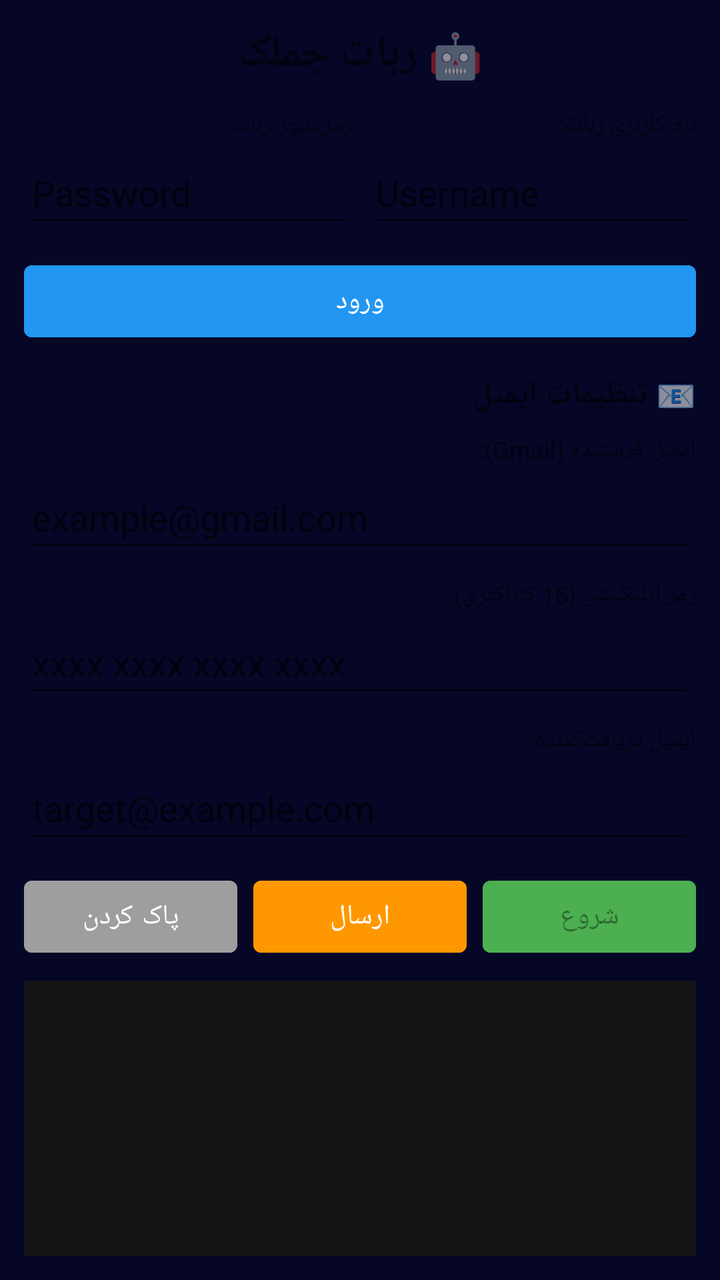
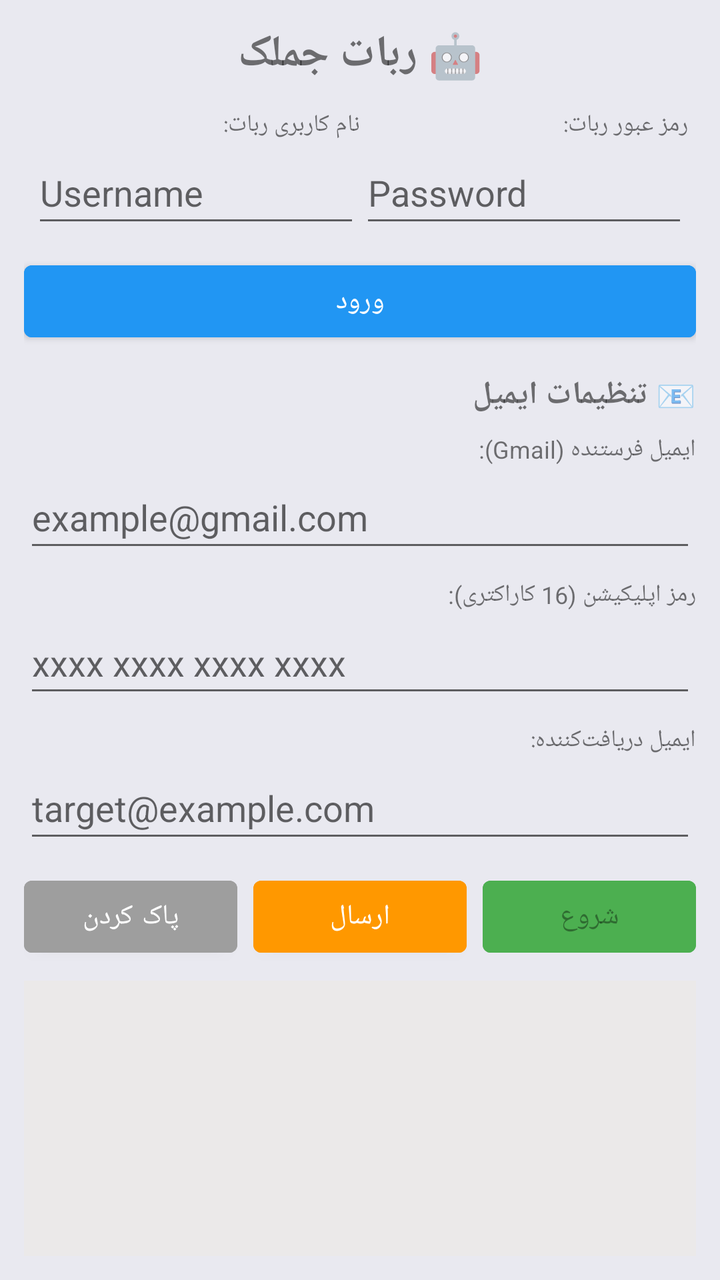

An Android layout rendered at two revisions. The XML below is the earlier revision; the diff shows what the commit changed to produce the second picture.
<!-- AndroidManifest.xml: application theme Theme.Amirza -->
<!-- res/layout/activity_bot.xml -->
<?xml version="1.0" encoding="utf-8"?>
<LinearLayout xmlns:android="http://schemas.android.com/apk/res/android"
    android:layout_width="match_parent"
    android:layout_height="match_parent"
    android:background="#060626"
    android:gravity="start"
    android:layoutDirection="rtl"
    android:orientation="vertical"
    android:padding="12dp">

    <TextView
        android:layout_width="match_parent"
        android:layout_height="wrap_content"
        android:gravity="center"
        android:paddingBottom="12dp"
        android:text="🤖 ربات جملک"
        android:textSize="22sp"
        android:textStyle="bold" />

    
    <LinearLayout
        android:layout_width="match_parent"
        android:layout_height="wrap_content"
        android:orientation="horizontal"
        android:paddingBottom="8dp">

        <LinearLayout
            android:layout_width="0dp"
            android:layout_height="wrap_content"
            android:layout_marginEnd="4dp"
            android:layout_weight="1"
            android:orientation="vertical">

            <TextView
                android:layout_width="wrap_content"
                android:layout_height="wrap_content"
                android:layout_gravity="start"
                android:text="نام کاربری ربات:"
                android:textSize="12sp" />

            <EditText
                android:id="@+id/etUsername"
                android:layout_width="match_parent"
                android:layout_height="wrap_content"
                android:hint="Username"
                android:inputType="text"
                android:minHeight="48dp" />
        </LinearLayout>

        <LinearLayout
            android:layout_width="0dp"
            android:layout_height="wrap_content"
            android:layout_marginStart="4dp"
            android:layout_weight="1"
            android:orientation="vertical">

            <TextView
                android:layout_width="wrap_content"
                android:layout_height="wrap_content"
                android:layout_gravity="start"
                android:text="رمز عبور ربات:"
                android:textSize="12sp" />

            <EditText
                android:id="@+id/etPassword"
                android:layout_width="match_parent"
                android:layout_height="wrap_content"
                android:hint="Password"
                android:inputType="textPassword"
                android:minHeight="48dp" />
        </LinearLayout>
    </LinearLayout>

    <Button
        android:id="@+id/btnLogin"
        android:layout_width="match_parent"
        android:layout_height="wrap_content"
        android:backgroundTint="#2196F3"
        android:minHeight="48dp"
        android:text="ورود" />

    
    <LinearLayout
        android:layout_width="match_parent"
        android:layout_height="wrap_content"
        android:orientation="vertical"
        android:paddingTop="12dp"
        android:paddingBottom="8dp">

        <TextView
            android:layout_width="match_parent"
            android:layout_height="wrap_content"
            android:gravity="start"
            android:paddingBottom="8dp"
            android:text="📧 تنظیمات ایمیل"
            android:textSize="16sp"
            android:textStyle="bold" />

        <TextView
            android:layout_width="wrap_content"
            android:layout_height="wrap_content"
            android:layout_gravity="start"
            android:text="ایمیل فرستنده (Gmail):"
            android:textSize="12sp" />

        <EditText
            android:id="@+id/etEmailUser"
            android:layout_width="match_parent"
            android:layout_height="wrap_content"
            android:hint="example@gmail.com"
            android:inputType="textEmailAddress"
            android:minHeight="48dp" />

        <TextView
            android:layout_width="wrap_content"
            android:layout_height="wrap_content"
            android:layout_gravity="start"
            android:layout_marginTop="8dp"
            android:text="رمز اپلیکیشن (16 کاراکتری):"
            android:textSize="12sp" />

        <EditText
            android:id="@+id/etEmailPass"
            android:layout_width="match_parent"
            android:layout_height="wrap_content"
            android:hint="xxxx xxxx xxxx xxxx"
            android:inputType="textPassword"
            android:minHeight="48dp" />

        <TextView
            android:layout_width="wrap_content"
            android:layout_height="wrap_content"
            android:layout_gravity="start"
            android:layout_marginTop="8dp"
            android:text="ایمیل دریافت‌کننده:"
            android:textSize="12sp" />

        <EditText
            android:id="@+id/etEmailTo"
            android:layout_width="match_parent"
            android:layout_height="wrap_content"
            android:hint="target@example.com"
            android:inputType="textEmailAddress"
            android:minHeight="48dp" />
    </LinearLayout>

    
    <LinearLayout
        android:layout_width="match_parent"
        android:layout_height="wrap_content"
        android:orientation="horizontal"
        android:paddingBottom="8dp">

        <Button
            android:id="@+id/btnStart"
            android:layout_width="0dp"
            android:layout_height="wrap_content"
            android:layout_marginEnd="4dp"
            android:layout_weight="1"
            android:backgroundTint="#4CAF50"
            android:enabled="false"
            android:minHeight="48dp"
            android:text="شروع" />

        <Button
            android:id="@+id/btnSendEmail"
            android:layout_width="0dp"
            android:layout_height="wrap_content"
            android:layout_marginStart="4dp"
            android:layout_marginEnd="4dp"
            android:layout_weight="1"
            android:backgroundTint="#FF9800"
            android:minHeight="48dp"
            android:text="ارسال" />

        <Button
            android:id="@+id/btnClear"
            android:layout_width="0dp"
            android:layout_height="wrap_content"
            android:layout_marginStart="4dp"
            android:layout_weight="1"
            android:backgroundTint="#9E9E9E"
            android:minHeight="48dp"
            android:text="پاک کردن" />
    </LinearLayout>

    <androidx.recyclerview.widget.RecyclerView
        android:id="@+id/recyclerLogs"
        android:layout_width="match_parent"
        android:layout_height="0dp"
        android:layout_weight="1"
        android:background="#141414"
        android:padding="8dp" />
</LinearLayout>
<!-- resources referenced by this layout -->
<resources>
  <style name="Theme.Amirza" parent="Theme.MaterialComponents.DayNight.NoActionBar">
          
          <item name="colorPrimary">@color/purple_500</item>
          <item name="colorPrimaryVariant">@color/purple_700</item>
          <item name="colorOnPrimary">@color/white</item>
          
          <item name="colorSecondary">@color/teal_200</item>
          <item name="colorSecondaryVariant">@color/teal_700</item>
          <item name="colorOnSecondary">@color/black</item>
          
          <item name="android:statusBarColor" tools:targetApi="l">?attr/colorPrimaryVariant</item>
          
      </style>
  <color name="purple_500">#82b1ff</color>
  <color name="purple_700">#82b1ff</color>
  <color name="white">#FFFFFFFF</color>
  <color name="teal_200">#82b1ff</color>
  <color name="teal_700">#00bfa5</color>
  <color name="black">#FF000000</color>
</resources>

<!-- the commit's change to res/layout/activity_bot.xml (unified diff, before → after) -->
@@ -2,7 +2,7 @@
 <LinearLayout xmlns:android="http://schemas.android.com/apk/res/android"
     android:layout_width="match_parent"
     android:layout_height="match_parent"
-    android:background="#060626"
+    android:background="#E9E9F0"
     android:gravity="start"
     android:layoutDirection="rtl"
     android:orientation="vertical"
@@ -23,6 +23,31 @@
         android:layout_height="wrap_content"
         android:orientation="horizontal"
         android:paddingBottom="8dp">
+
+
+
+        <LinearLayout
+            android:layout_width="0dp"
+            android:layout_height="wrap_content"
+            android:layout_marginStart="4dp"
+            android:layout_weight="1"
+            android:orientation="vertical">
+
+            <TextView
+                android:layout_width="wrap_content"
+                android:layout_height="wrap_content"
+                android:layout_gravity="start"
+                android:text="رمز عبور ربات:"
+                android:textSize="12sp" />
+
+            <EditText
+                android:id="@+id/etPassword"
+                android:layout_width="match_parent"
+                android:layout_height="wrap_content"
+                android:hint="Password"
+                android:inputType="textPassword"
+                android:minHeight="48dp" />
+        </LinearLayout>
 
         <LinearLayout
             android:layout_width="0dp"
@@ -47,28 +72,6 @@
                 android:minHeight="48dp" />
         </LinearLayout>
 
-        <LinearLayout
-            android:layout_width="0dp"
-            android:layout_height="wrap_content"
-            android:layout_marginStart="4dp"
-            android:layout_weight="1"
-            android:orientation="vertical">
-
-            <TextView
-                android:layout_width="wrap_content"
-                android:layout_height="wrap_content"
-                android:layout_gravity="start"
-                android:text="رمز عبور ربات:"
-                android:textSize="12sp" />
-
-            <EditText
-                android:id="@+id/etPassword"
-                android:layout_width="match_parent"
-                android:layout_height="wrap_content"
-                android:hint="Password"
-                android:inputType="textPassword"
-                android:minHeight="48dp" />
-        </LinearLayout>
     </LinearLayout>
 
     <Button
@@ -189,6 +192,6 @@
         android:layout_width="match_parent"
         android:layout_height="0dp"
         android:layout_weight="1"
-        android:background="#141414"
+        android:background="#EBE9E9"
         android:padding="8dp" />
 </LinearLayout>
